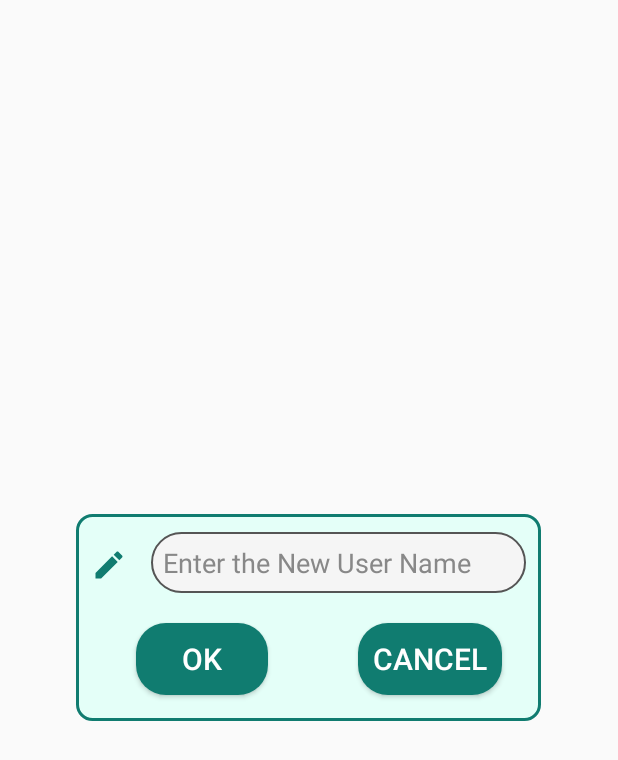
After one commit to tech-deets/LocationTracker, an Android app: the layout activity_change_user_name.xml on its own in the app's theme, with its tools: preview values and no code run, on a phone screen of 412 x 824 dp. The commit adds this screen. Shown: the top 760 px of the screen. Run offline under Robolectric (Android 15) with nearby library versions, the phone set to English and light mode, and no system bars.

Commit message:
settings file added

```diff
--- a/app/src/main/AndroidManifest.xml
+++ b/app/src/main/AndroidManifest.xml
@@ -66,7 +66,9 @@
         <activity android:name=".LiveTrackingActivity" />
         <activity android:name=".MemberHistoryActivity" />
         <activity android:name=".GroupMeetingActivity" />
-        <activity android:name=".Settings"></activity>
+        <activity android:name=".Settings" />
+        <activity android:name=".ChangeUserName"
+            android:theme="@style/NameDialogTheme"></activity>
     </application>
 
 </manifest>
--- /dev/null
+++ b/app/src/main/java/com/example/satnamsingh/locationtracker/ChangeUserName.java
@@ -0,0 +1,33 @@
+package com.example.satnamsingh.locationtracker;
+
+import android.os.TestLooperManager;
+import android.support.v7.app.AppCompatActivity;
+import android.os.Bundle;
+import android.widget.Button;
+import android.widget.TextView;
+import android.widget.Toast;
+
+public class ChangeUserName extends AppCompatActivity {
+    private Button ok,cancel;
+    private TextView name_tv;
+    private String name;
+    @Override
+    protected void onCreate(Bundle savedInstanceState) {
+        super.onCreate(savedInstanceState);
+        setContentView(R.layout.activity_change_user_name);
+        ok = findViewById(R.id.change_name_bt);
+        cancel = findViewById(R.id.cancel_name_bt);
+        ok.setOnClickListener((view)->{
+            if (name==null||name.equals(""))
+                Toast.makeText(this, "Please ENTER Name first", Toast.LENGTH_SHORT).show();
+            else
+            {
+
+            }
+        });
+        cancel.setOnClickListener((view)->
+        {
+            this.finish();
+        });
+    }
+}
--- a/app/src/main/java/com/example/satnamsingh/locationtracker/Settings.java
+++ b/app/src/main/java/com/example/satnamsingh/locationtracker/Settings.java
@@ -95,4 +95,9 @@ public class Settings extends AppCompatActivity {
         alert.show();
         alert.getButton(AlertDialog.BUTTON_NEGATIVE).setTextColor(getResources().getColor(R.color.colorPrimary));
     }
+    void changeName(View v)
+    {
+        Intent changeNameDialog = new Intent(getApplicationContext(),ChangeUserName.class);
+        startActivity(changeNameDialog);
+    }
 }
--- /dev/null
+++ b/app/src/main/res/layout/activity_change_user_name.xml
@@ -0,0 +1,81 @@
+<?xml version="1.0" encoding="utf-8"?>
+
+<FrameLayout
+    xmlns:android="http://schemas.android.com/apk/res/android"
+    xmlns:tools="http://schemas.android.com/tools"
+    android:layout_width="match_parent"
+    android:layout_height="match_parent"
+    xmlns:app="http://schemas.android.com/apk/res-auto"
+    >
+
+    <FrameLayout
+        android:layout_width="wrap_content"
+        android:layout_height="wrap_content"
+        android:padding="-4dp"
+        android:layout_gravity="center"
+        >
+        <LinearLayout xmlns:android="http://schemas.android.com/apk/res/android"
+            xmlns:tools="http://schemas.android.com/tools"
+            android:layout_width="match_parent"
+            android:layout_height="wrap_content"
+            android:layout_gravity="center"
+            android:background="@drawable/transparent_card_theme"
+            tools:context=".GroupInfoDialogActivity"
+            android:orientation="vertical">
+
+            <LinearLayout
+                android:layout_width="wrap_content"
+                android:layout_height="wrap_content"
+                android:layout_gravity="center"
+                android:layout_marginTop="5dp"
+                android:orientation="horizontal">
+            <ImageView
+                android:layout_width="wrap_content"
+                android:layout_height="wrap_content"
+                android:src="@drawable/change_name_icon"
+                android:layout_marginVertical="10dp"
+                android:layout_marginHorizontal="10dp"/>
+            <EditText
+                android:id="@+id/change_name_tv"
+                android:layout_width="250dp"
+                android:layout_height="wrap_content"
+                android:background="@drawable/edittext_disable_theme"
+                android:hint="Enter the New User Name"
+                android:textColor="#333"
+                android:textColorHint="#888"
+                android:layout_marginRight="10dp"/>
+
+            </LinearLayout>
+            <LinearLayout
+                android:layout_width="match_parent"
+                android:layout_height="wrap_content"
+                android:layout_marginVertical="5dp">
+            <Button
+                android:id="@+id/change_name_bt"
+                android:layout_width="wrap_content"
+                android:layout_height="wrap_content"
+                android:text="OK"
+                android:textColor="#fff"
+                android:textSize="20sp"
+                android:layout_marginVertical="5dp"
+                android:background="@drawable/buttontheme"
+                android:layout_marginHorizontal="40dp"
+            />
+            <Button
+                android:id="@+id/cancel_name_bt"
+                android:layout_width="wrap_content"
+                android:layout_height="wrap_content"
+                android:layout_marginLeft="20dp"
+                android:layout_marginVertical="5dp"
+                android:layout_marginRight="10dp"
+                android:background="@drawable/buttontheme"
+                android:textSize="20sp"
+                android:textColor="#fff"
+                android:text="CANCEL"
+            />
+
+            </LinearLayout>
+        </LinearLayout>
+
+    </FrameLayout>
+</FrameLayout>
--- a/app/src/main/res/layout/activity_settings.xml
+++ b/app/src/main/res/layout/activity_settings.xml
@@ -65,11 +65,13 @@
         android:layout_marginLeft="80dp"
         />
     <LinearLayout
+        android:id="@+id/change_name_settings"
         android:layout_width="match_parent"
         android:layout_height="wrap_content"
         android:layout_marginHorizontal="5dp"
         android:layout_marginVertical="10dp"
-        android:orientation="horizontal">
+        android:orientation="horizontal"
+        android:onClick="changeName">
         <ImageView
             android:layout_marginTop="5dp"
             android:layout_width="wrap_content"
@@ -111,4 +113,10 @@
             android:textSize="20dp"
             android:textColor="#555"/>
     </LinearLayout>
+    <View
+        android:layout_width="match_parent"
+        android:layout_height="0.5dp"
+        android:layout_marginLeft="80dp"
+        android:background="#ccc"
+        />
 </LinearLayout>
--- a/app/src/main/res/layout/home.xml
+++ b/app/src/main/res/layout/home.xml
@@ -27,7 +27,7 @@
             android:textSize="25sp"
             android:gravity="center"
             android:layout_margin="20dp"
-            android:text="Location tracker will help you to keep track on your beloved ones where every they go"
+            android:text="Location tracker will help you to keep track on your beloved ones where ever they go"
             android:textColor="#fff"
             />
 
--- a/app/src/main/res/values/styles.xml
+++ b/app/src/main/res/values/styles.xml
@@ -26,5 +26,9 @@
         <item name="android:windowIsTranslucent">true</item>
         <item name="colorAccent">@color/colorPrimary</item>
     </style>
+    <style name="NameDialogTheme" parent="Theme.AppCompat.Dialog">
+        <item name="windowActionBar">false</item>
+        <item name="windowNoTitle">true</item>
+    </style>
 
 </resources>
```
